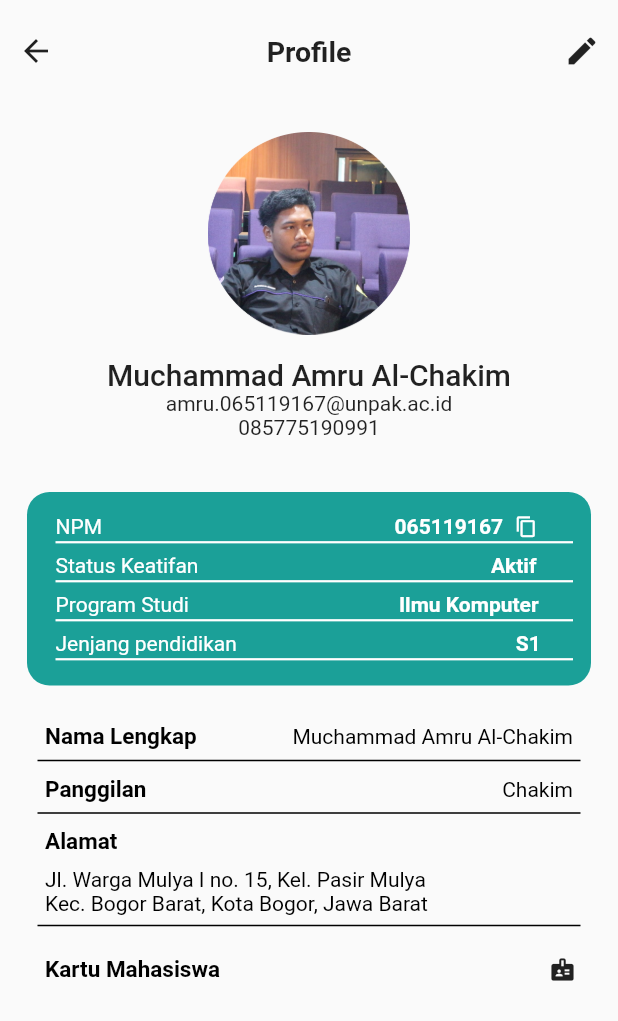
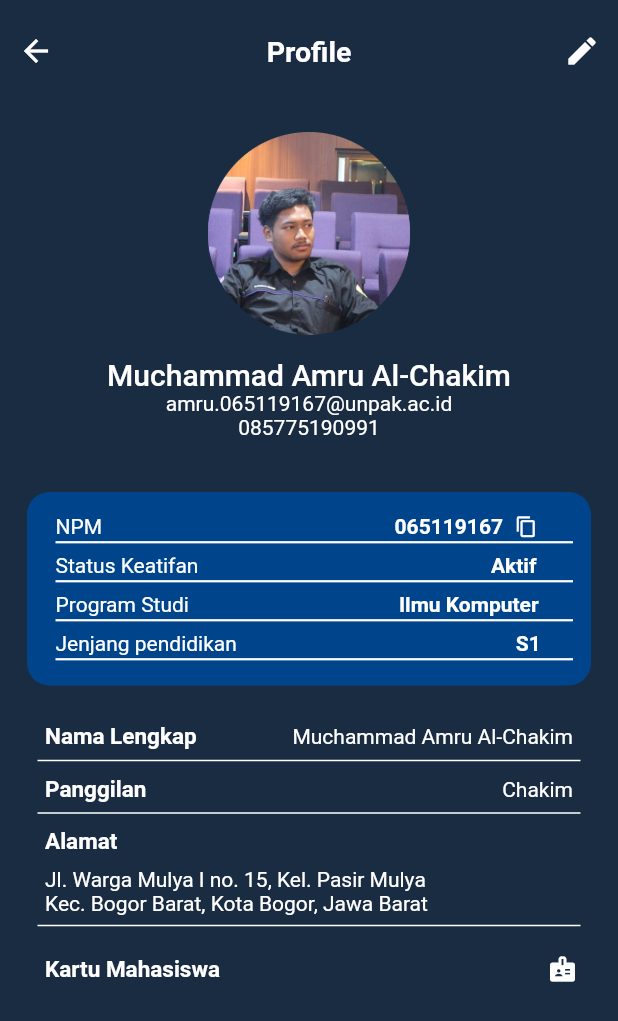
Before and after one commit to al-chakim/tugas2_P5, a Flutter app: the screen it shows after launch, on a phone screen of 412 x 824 dp. Shown: the top 1021 px of the screen. Run offline on Flutter 3.47's test engine with Material 2 defaults, Android fonts, the phone set to English and light mode, and no system bars.

Commit message:
ganti warna

```diff
--- a/new_app/lib/main.dart
+++ b/new_app/lib/main.dart
@@ -31,7 +31,7 @@ class _MyAppState extends State<MyApp> {
           left: 18
         ),
         decoration: BoxDecoration(
-          color: Color(0xff1BA098),
+          color: Color(0xff00458B),
           borderRadius: BorderRadius.circular(15)
         ),
         child: Column(
@@ -155,6 +155,7 @@ class _MyAppState extends State<MyApp> {
     return MaterialApp(
       debugShowCheckedModeBanner: false,
       home: Scaffold(
+        backgroundColor: Color(0xff1A2C42),
         body: SafeArea(
           child: ListView(
             children: [
@@ -164,19 +165,26 @@ class _MyAppState extends State<MyApp> {
                 children: [
                   IconButton(
                     onPressed: (){},
-                    icon: Icon(Icons.arrow_back)
+                    icon: Icon(
+                      Icons.arrow_back,
+                      color: warna1,
+                    )
                   ),
                   //SizedBox(width: 5),
                   Text(
                     'Profile',
                     style: TextStyle(
                       fontSize: 19,
-                      fontWeight: FontWeight.w600
+                      fontWeight: FontWeight.w600,
+                      color: warna1
                     ),
                   ),
                   IconButton(
                     onPressed: (){},
-                    icon: Icon(Icons.edit)
+                    icon: Icon(
+                      Icons.edit,
+                      color: warna1,
+                    )
                   )
                 ],
               ),
@@ -193,14 +201,17 @@ class _MyAppState extends State<MyApp> {
                     'Muchammad Amru Al-Chakim',
                     style: TextStyle(
                       fontSize: 20,
-                      fontWeight: FontWeight.w500
+                      fontWeight: FontWeight.w500,
+                      color: warna1
                     ),
                   ),
                   Text(
                     'amru.065119167@unpak.ac.id',
+                    style: satu,
                   ),
                   Text(
                     '085775190991',
+                    style: satu,
                   )
                 ],
               ),
@@ -216,7 +227,7 @@ class _MyAppState extends State<MyApp> {
                     thickness: 1,
                     indent: 25,
                     endIndent: 25,
-                    color: Colors.black,
+                    color: Colors.white,
                   ),
                   SizedBox(height: 5,),
                   teks('Panggilan', 'Chakim'),
@@ -226,7 +237,7 @@ class _MyAppState extends State<MyApp> {
                     thickness: 1,
                     indent: 25,
                     endIndent: 25,
-                    color: Colors.black,
+                    color: Colors.white,
                   ),
                   SizedBox(height: 5,),
                   Padding(
@@ -252,7 +263,7 @@ class _MyAppState extends State<MyApp> {
                     thickness: 1,
                     indent: 25,
                     endIndent: 25,
-                    color: Colors.black,
+                    color: Colors.white,
                   ),
                   //SizedBox(height: 2,),
                   Padding(
@@ -263,7 +274,11 @@ class _MyAppState extends State<MyApp> {
                         teks('Kartu Mahasiswa',''),
                         IconButton(
                           onPressed: () {},
-                          icon: Icon(Icons.badge, size: 18,)
+                          icon: Icon(
+                            Icons.badge,
+                            size: 20,
+                            color: Color(0xffFFFFFFF),
+                          )
                         ),
                       ],
                     ),
--- a/new_app/lib/warna.dart
+++ b/new_app/lib/warna.dart
@@ -15,12 +15,12 @@ TextStyle dua = TextStyle(
 );
 
 TextStyle tiga = TextStyle(
-  color: warna2,
+  color: warna1,
   fontSize: 15,
   fontWeight: FontWeight.w700
 );
 
 TextStyle empat = TextStyle(
-  color: warna2,
+  color: warna1,
   //fontSize: 15
 );
```
